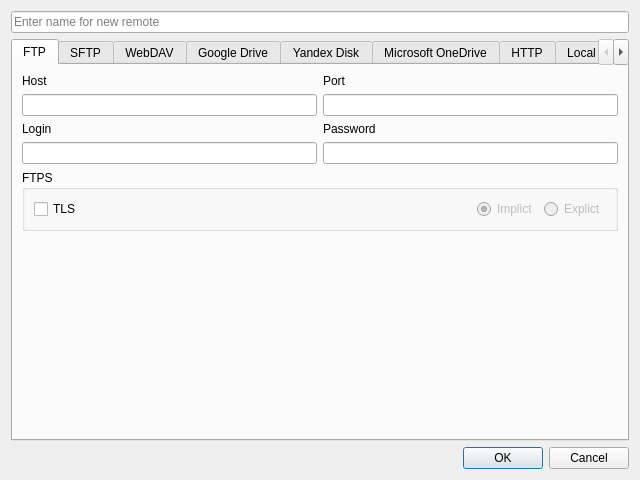
Communist02/agile, file forms/new_remote_window.ui: the form before one commit.
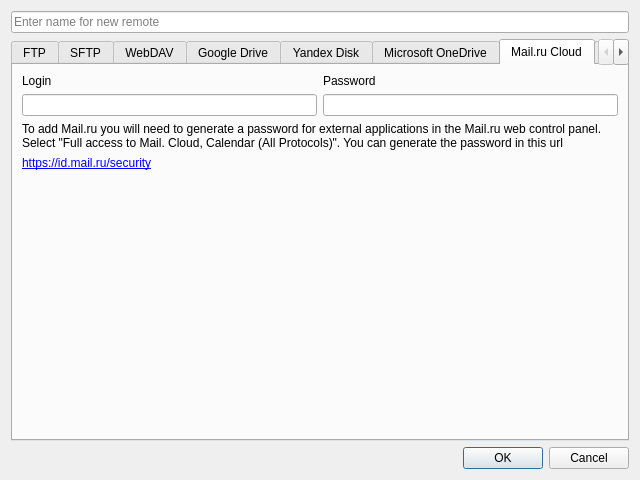
The form after the commit. The open tabs and pages were chosen to show the change. Icons and pictures are not drawn.

The edit to the form file:
```diff
--- a/forms/new_remote_window.ui
+++ b/forms/new_remote_window.ui
@@ -456,6 +456,88 @@
        </item>
       </layout>
      </widget>
+     <widget class="QWidget" name="tab_mailru">
+      <attribute name="title">
+       <string>Mail.ru Cloud</string>
+      </attribute>
+      <layout class="QVBoxLayout" name="verticalLayout_25">
+       <item>
+        <layout class="QHBoxLayout" name="horizontalLayout_3">
+         <item>
+          <layout class="QVBoxLayout" name="verticalLayout_23">
+           <item>
+            <widget class="QLabel" name="label_24">
+             <property name="text">
+              <string>Login</string>
+             </property>
+            </widget>
+           </item>
+           <item>
+            <widget class="QLineEdit" name="lineEdit_mailru_login"/>
+           </item>
+          </layout>
+         </item>
+         <item>
+          <layout class="QVBoxLayout" name="verticalLayout_24">
+           <item>
+            <widget class="QLabel" name="label_25">
+             <property name="text">
+              <string>Password</string>
+             </property>
+            </widget>
+           </item>
+           <item>
+            <widget class="QLineEdit" name="lineEdit_mailru_password">
+             <property name="echoMode">
+              <enum>QLineEdit::EchoMode::Password</enum>
+             </property>
+            </widget>
+           </item>
+          </layout>
+         </item>
+        </layout>
+       </item>
+       <item>
+        <widget class="QLabel" name="label_26">
+         <property name="text">
+          <string>To add Mail.ru you will need to generate a password for external applications in the Mail.ru web control panel. Select &quot;Full access to Mail. Cloud, Calendar (All Protocols)&quot;. You can generate the password in this url</string>
+         </property>
+         <property name="wordWrap">
+          <bool>true</bool>
+         </property>
+        </widget>
+       </item>
+       <item>
+        <widget class="QLabel" name="label_27">
+         <property name="text">
+          <string>&lt;a href=&quot;https://id.mail.ru/security&quot;&gt;https://id.mail.ru/security&lt;/a&gt;</string>
+         </property>
+         <property name="textFormat">
+          <enum>Qt::TextFormat::RichText</enum>
+         </property>
+         <property name="openExternalLinks">
+          <bool>true</bool>
+         </property>
+         <property name="textInteractionFlags">
+          <set>Qt::TextInteractionFlag::TextBrowserInteraction</set>
+         </property>
+        </widget>
+       </item>
+       <item>
+        <spacer name="verticalSpacer_10">
+         <property name="orientation">
+          <enum>Qt::Orientation::Vertical</enum>
+         </property>
+         <property name="sizeHint" stdset="0">
+          <size>
+           <width>20</width>
+           <height>40</height>
+          </size>
+         </property>
+        </spacer>
+       </item>
+      </layout>
+     </widget>
      <widget class="QWidget" name="tab_http">
       <attribute name="title">
        <string>HTTP</string>
```
Left out of the diff: 14 changed lines with no effect on the pictures.
